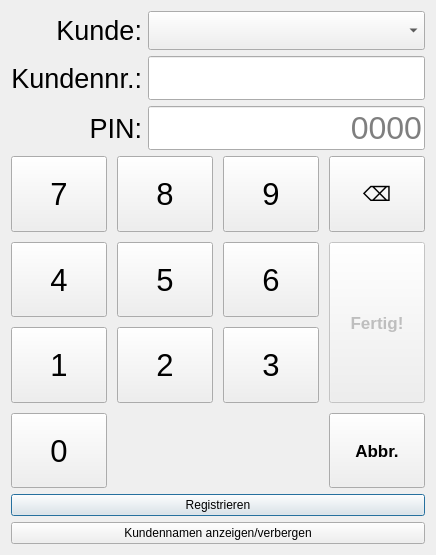
The window that FabLabKasse/UI/SelectClientDialog.ui (fau-fablab/FabLabKasse) describes before a commit, drawn with Qt 5.
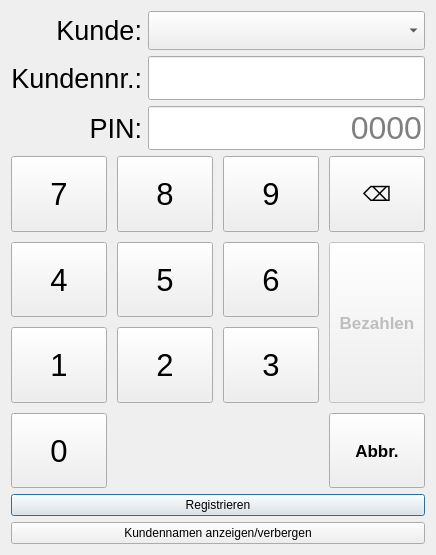
The same window after the commit.

Diff of the .ui file:
```diff
--- a/FabLabKasse/UI/SelectClientDialog.ui
+++ b/FabLabKasse/UI/SelectClientDialog.ui
@@ -390,7 +390,7 @@
           <enum>Qt::NoFocus</enum>
          </property>
          <property name="text">
-          <string>Fertig!</string>
+          <string>Bezahlen</string>
          </property>
         </widget>
        </item>
```
